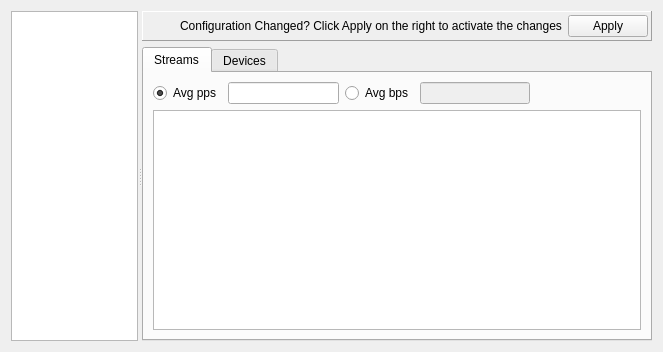
The window that client/portswindow.ui (pstavirs/ostinato) describes before a commit, drawn with Qt 5.
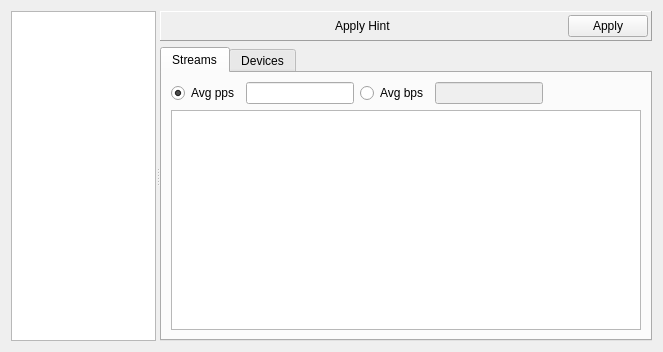
The same window after the commit. Icons and pictures are not drawn. Custom widgets are drawn as their Qt base class.

Commit message:
Detect when port config has changed and needs to APPLY'd
For now we prompt user to click Apply, in future we can use this to do a
"Auto Apply"

The edit to the form file:
```diff
--- a/client/portswindow.ui
+++ b/client/portswindow.ui
@@ -152,10 +152,23 @@
            <item>
             <widget class="QLabel" name="label_3">
              <property name="text">
-              <string>Configuration Changed? Click Apply on the right to activate the changes</string>
+              <string>Apply Hint</string>
              </property>
             </widget>
            </item>
+           <item>
+            <spacer name="horizontalSpacer">
+             <property name="orientation">
+              <enum>Qt::Horizontal</enum>
+             </property>
+             <property name="sizeHint" stdset="0">
+              <size>
+               <width>40</width>
+               <height>20</height>
+              </size>
+             </property>
+            </spacer>
+           </item>
            <item>
             <widget class="QPushButton" name="pbApply">
              <property name="text">
```
Left out of the diff: 2 changed lines with no effect on the pictures. The commit also changes 8 other files.
